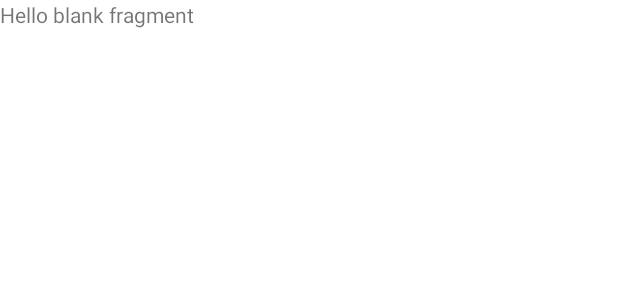
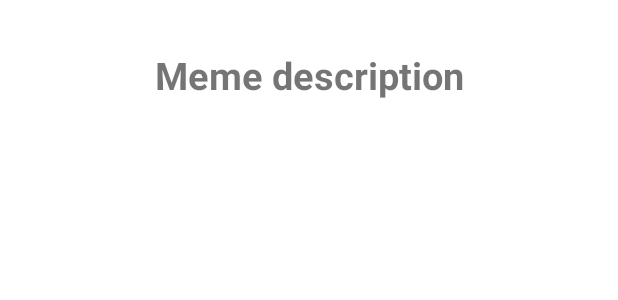
Before and after one commit to mprzymus/Catalog, an Android app: the layout fragment_description.xml on its own in the app's theme, with its tools: preview values and no code run, on a phone screen of 412 x 824 dp. Shown: the top 300 px of the screen. Run offline under Robolectric (Android 15) with nearby library versions, the phone set to English and light mode, and no system bars.

Commit message:
added record description

```diff
--- a/app/src/main/java/pl/mprzymus/catalog/main_list/RecordAdapter.kt
+++ b/app/src/main/java/pl/mprzymus/catalog/main_list/RecordAdapter.kt
@@ -23,7 +23,7 @@ class RecordAdapter(
     }
 
     private var showedList: List<Record>
-    private var showOnlyFavourites = true
+    private var showOnlyFavourites = false
 
     init {
         showedList = dataSet
@@ -70,11 +70,13 @@ class RecordAdapter(
                 val filter = FilteringAlgorithm(charSearch)
                 val filterResults = FilterResults()
                 val toShow = filter.performFiltering(dataSet)
-                filterResults.values = if (showOnlyFavourites) {
+                Log.d("Show", "$showOnlyFavourites")
+                showedList = if (showOnlyFavourites) {
                     removeNotFavourites(toShow)
                 } else {
                     toShow
                 }
+                filterResults.values = showedList
                 return filterResults
             }
 
--- a/app/src/main/java/pl/mprzymus/catalog/main_list/RecordClickListener.kt
+++ b/app/src/main/java/pl/mprzymus/catalog/main_list/RecordClickListener.kt
@@ -18,5 +18,6 @@ class RecordClickListener(private val viewModel: CatalogViewModel) {
 
     fun onRecordClick(record: Record) {
         Log.d("Click", "Record \'${record.name}\' was clicker")
+        viewModel.setToShow(record)
     }
 }
--- a/app/src/main/res/layout/fragment_description.xml
+++ b/app/src/main/res/layout/fragment_description.xml
@@ -1,14 +1,32 @@
 <?xml version="1.0" encoding="utf-8"?>
-<FrameLayout xmlns:android="http://schemas.android.com/apk/res/android"
+<androidx.constraintlayout.widget.ConstraintLayout xmlns:android="http://schemas.android.com/apk/res/android"
+    xmlns:app="http://schemas.android.com/apk/res-auto"
     xmlns:tools="http://schemas.android.com/tools"
+    android:id="@+id/frameLayout"
     android:layout_width="match_parent"
     android:layout_height="match_parent"
     tools:context=".record_details.DescriptionFragment">
 
-    <!-- TODO: Update blank fragment layout -->
     <TextView
-        android:layout_width="match_parent"
-        android:layout_height="match_parent"
-        android:text="@string/hello_blank_fragment" />
+        android:id="@+id/title"
+        android:layout_width="0dp"
+        android:layout_height="100dp"
+        android:gravity="center"
+        android:text="@string/description_tittle"
+        android:textSize="@dimen/tittle_size"
+        android:textStyle="bold"
+        app:layout_constraintEnd_toEndOf="parent"
+        app:layout_constraintStart_toStartOf="parent"
+        app:layout_constraintTop_toTopOf="parent" />
 
-</FrameLayout>
+    <TextView
+        android:id="@+id/info"
+        android:layout_width="0dp"
+        android:layout_height="0dp"
+        app:layout_constraintBottom_toBottomOf="parent"
+        app:layout_constraintEnd_toEndOf="parent"
+        app:layout_constraintStart_toStartOf="parent"
+        app:layout_constraintTop_toBottomOf="@+id/title"
+        android:padding="@dimen/margin"/>
+
+</androidx.constraintlayout.widget.ConstraintLayout>
--- a/app/src/main/res/layout/fragment_details_list.xml
+++ b/app/src/main/res/layout/fragment_details_list.xml
@@ -9,6 +9,6 @@
     <TextView
         android:layout_width="match_parent"
         android:layout_height="match_parent"
-        android:text="@string/hello_blank_fragment" />
+        android:text="@string/description_tittle" />
 
 </FrameLayout>
--- a/app/src/main/res/layout/fragment_gallery.xml
+++ b/app/src/main/res/layout/fragment_gallery.xml
@@ -9,6 +9,6 @@
     <TextView
         android:layout_width="match_parent"
         android:layout_height="match_parent"
-        android:text="@string/hello_blank_fragment" />
+        android:text="@string/description_tittle" />
 
 </FrameLayout>
--- a/app/src/main/res/layout/main_activity.xml
+++ b/app/src/main/res/layout/main_activity.xml
@@ -8,10 +8,11 @@
     tools:context=".MainActivity" >
 
     <androidx.fragment.app.FragmentContainerView
-        android:id="@+id/fragment"
+        android:id="@+id/nav_host_fragment"
         android:name="androidx.navigation.fragment.NavHostFragment"
         android:layout_width="match_parent"
         android:layout_height="match_parent"
         app:defaultNavHost="true"
-        app:navGraph="@navigation/nav" />
+        app:navGraph="@navigation/nav" >
+    </androidx.fragment.app.FragmentContainerView>
 </FrameLayout>
--- a/app/src/main/res/values/dimens.xml
+++ b/app/src/main/res/values/dimens.xml
@@ -1,4 +1,5 @@
 <?xml version="1.0" encoding="utf-8"?>
 <resources>
     <dimen name="margin">5dp</dimen>
+    <dimen name="tittle_size">25sp</dimen>
 </resources>
--- a/app/src/main/res/values/strings.xml
+++ b/app/src/main/res/values/strings.xml
@@ -1,6 +1,6 @@
 <resources>
     <string name="app_name">Catalog</string>
-    <string name="hello_blank_fragment">Hello blank fragment</string>
+    <string name="description_tittle">Meme description</string>
     <string name="favourite">favourite</string>
     <string name="button_description">Like</string>
     <string name="graphic_description">Graphic of record</string>
```
Also changed, not shown: app/build.gradle (+12 -2 lines), app/src/main/java/pl/mprzymus/catalog/CatalogViewModel.kt (+20 -5 lines), app/src/main/java/pl/mprzymus/catalog/main_list/Bootstrap.kt (+17 -16 lines), app/src/main/java/pl/mprzymus/catalog/main_list/ListFragment.kt (+15 -3 lines), app/src/main/java/pl/mprzymus/catalog/model/Record.kt (+15 -2 lines), app/src/main/java/pl/mprzymus/catalog/record_details/DescriptionFragment.kt (+14 -43 lines), app/src/main/res/navigation/nav.xml (+5 -16 lines), 1 other file.
